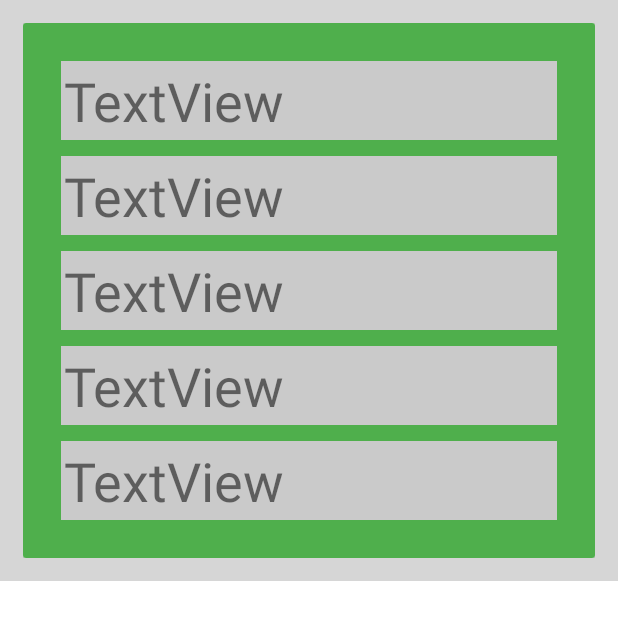
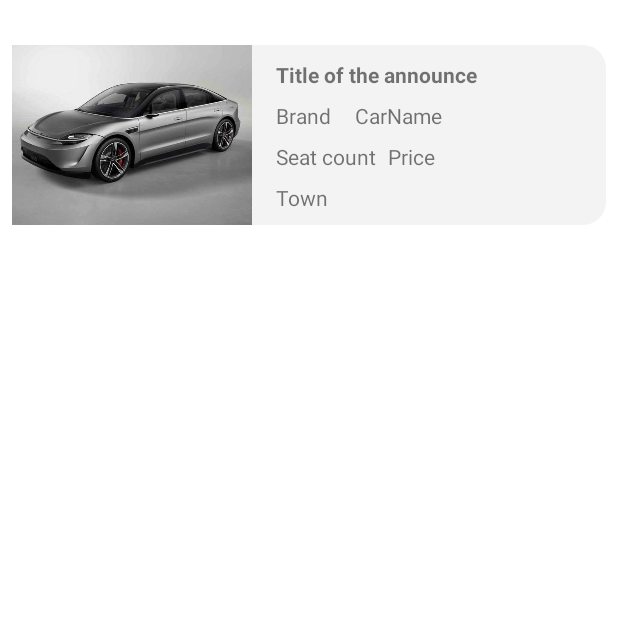
Before and after one commit to loupid/CarRentalMobile, an Android app: the layout car_card.xml on its own in the app's theme, with its tools: preview values and no code run, on a phone screen of 412 x 824 dp. Shown: the top 620 px of the screen. Run offline under Robolectric (Android 15) with nearby library versions, the phone set to English and light mode, and no system bars.

Commit message:
cardview deisgn
cardview design

```diff
--- a/app/build.gradle
+++ b/app/build.gradle
@@ -37,4 +37,8 @@ dependencies {
     testImplementation 'junit:junit:4.13.1'
     androidTestImplementation 'androidx.test.ext:junit:1.1.2'
     androidTestImplementation 'androidx.test.espresso:espresso-core:3.3.0'
+
+    //glide depend
+    implementation 'com.github.bumptech.glide:glide:4.11.0'
+    annotationProcessor 'com.github.bumptech.glide:compiler:4.11.0'
 }
--- a/app/src/main/java/com/example/carrentalmobile/MainActivity.java
+++ b/app/src/main/java/com/example/carrentalmobile/MainActivity.java
@@ -8,6 +8,7 @@ import android.widget.Toast;
 import com.example.carrentalmobile.Database.InterfaceServer;
 import com.example.carrentalmobile.Database.RetroFitInstance;
 import com.example.carrentalmobile.Model.AnnoucedCars;
+import com.example.carrentalmobile.recyclerview.AdapterList;
 
 import java.util.List;
 
@@ -32,9 +33,9 @@ public class MainActivity extends AppCompatActivity {
         recyclerView.setHasFixedSize(true);
         recyclerView.setLayoutManager(new LinearLayoutManager(this));
 
-        InterfaceServer serveur = RetroFitInstance.getInstance().create(InterfaceServer.class);
+        InterfaceServer server = RetroFitInstance.getInstance().create(InterfaceServer.class);
 
-        Call<List<AnnoucedCars>> call = serveur.getAllCarsListToRent();
+        Call<List<AnnoucedCars>> call = server.getAllCarsListToRent();
 
         call.enqueue(new Callback<List<AnnoucedCars>>() {
             @Override
--- a/app/src/main/java/com/example/carrentalmobile/Model/AnnoucedCars.java
+++ b/app/src/main/java/com/example/carrentalmobile/Model/AnnoucedCars.java
@@ -25,14 +25,21 @@ public class AnnoucedCars implements Parcelable {
     @SerializedName("description")
     public String description;
 
+    @SerializedName("title")
+    public String title;
 
-    public AnnoucedCars(String username, String brandname, String carname, String seatcount, String typename, String description) {
+    @SerializedName("imgFileName")
+    public String filepath;
+
+    public AnnoucedCars(String username, String brandname, String carname, String seatcount, String typename, String description, String title, String filepath) {
         this.username = username;
         this.brandname = brandname;
         this.carname = carname;
         this.seatcount = seatcount;
         this.typename = typename;
         this.description = description;
+        this.title = title;
+        this.filepath = filepath;
     }
 
     public String getUsername() {
@@ -47,12 +54,28 @@ public class AnnoucedCars implements Parcelable {
         return brandname;
     }
 
+    public String getFilepath() {
+        return filepath;
+    }
+
+    public void setFilepath(String filepath) {
+        this.filepath = filepath;
+    }
+
     public void setBrandname(String brandname) {
         this.brandname = brandname;
     }
 
     public String getCarname() {
         return carname;
+    }
+
+    public String getTitle() {
+        return title;
+    }
+
+    public void setTitle(String title) {
+        this.title = title;
     }
 
     public void setCarname(String carname) {
@@ -96,6 +119,7 @@ public class AnnoucedCars implements Parcelable {
                 ", seatcount='" + seatcount + '\'' +
                 ", typename='" + typename + '\'' +
                 ", description='" + description + '\'' +
+                ", title='" + title + '\'' +
                 '}';
     }
 
@@ -106,6 +130,7 @@ public class AnnoucedCars implements Parcelable {
         seatcount = in.readString();
         typename = in.readString();
         description = in.readString();
+        title = in.readString();
     }
 
     public static final Creator<AnnoucedCars> CREATOR = new Creator<AnnoucedCars>() {
@@ -133,5 +158,6 @@ public class AnnoucedCars implements Parcelable {
         dest.writeString(seatcount);
         dest.writeString(typename);
         dest.writeString(description);
+        dest.writeString(title);
     }
 }
--- a/app/src/main/java/com/example/carrentalmobile/recyclerview/AdapterList.java
+++ b/app/src/main/java/com/example/carrentalmobile/recyclerview/AdapterList.java
@@ -1,4 +1,4 @@
-package com.example.carrentalmobile;
+package com.example.carrentalmobile.recyclerview;
 
 import android.view.LayoutInflater;
 import android.view.View;
@@ -11,6 +11,7 @@ import androidx.recyclerview.widget.RecyclerView;
 
 
 import com.example.carrentalmobile.Model.AnnoucedCars;
+import com.example.carrentalmobile.R;
 
 import java.util.List;
 
@@ -38,7 +39,7 @@ public class AdapterList extends RecyclerView.Adapter<AdapterList.MyViewHolder>
         holder.pricePerDay.setText(annoucedCarsList.get(position).getTypename());
         holder.location.setText(annoucedCarsList.get(position).getUsername());
         holder.brand.setText(annoucedCarsList.get(position).getBrandname());
-//        holder.imageViewCar.setImageDrawable(annoucedCarsList.get(position).getFilename());
+//        holder.imageViewCar.setImageDrawable(annoucedCarsList.get(position).getFilepath());
     }
 
     @Override
--- a/app/src/main/res/drawable/container_bg.xml
+++ b/app/src/main/res/drawable/container_bg.xml
@@ -1,4 +1,8 @@
 <?xml version="1.0" encoding="utf-8"?>
-<selector xmlns:android="http://schemas.android.com/apk/res/android">
+<shape
+    xmlns:android="http://schemas.android.com/apk/res/android">
 
-</selector>
+    <solid android:color="@color/light_meduim_gray" />
+    <corners android:radius="15dp" />
+
+</shape>
--- a/app/src/main/res/layout/car_card.xml
+++ b/app/src/main/res/layout/car_card.xml
@@ -1,75 +1,92 @@
 <?xml version="1.0" encoding="utf-8"?>
-<LinearLayout xmlns:android="http://schemas.android.com/apk/res/android"
+<androidx.constraintlayout.widget.ConstraintLayout xmlns:android="http://schemas.android.com/apk/res/android"
     xmlns:app="http://schemas.android.com/apk/res-auto"
     xmlns:tools="http://schemas.android.com/tools"
     android:layout_width="match_parent"
-    android:layout_height="wrap_content"
-    android:background="#D6D6D6"
-    android:orientation="vertical"
-    android:padding="15dp">
+    android:layout_height="150dp">
 
-    <androidx.cardview.widget.CardView
-        android:layout_width="match_parent"
-        android:layout_height="match_parent">
+    <ImageView
+        android:id="@+id/ivCarInfos"
+        android:layout_width="0dp"
+        android:layout_height="120dp"
+        android:layout_marginStart="8dp"
+        android:layout_marginEnd="8dp"
+        android:background="@drawable/container_bg"
+        app:layout_constraintBottom_toBottomOf="parent"
+        app:layout_constraintEnd_toEndOf="parent"
+        app:layout_constraintStart_toStartOf="parent" />
 
-        <LinearLayout
-            android:layout_width="match_parent"
-            android:layout_height="wrap_content"
-            android:background="#4FAF4C"
-            android:orientation="vertical"
-            android:padding="20dp">
+    <ImageView
+        android:id="@+id/car_image"
+        android:layout_width="160dp"
+        android:layout_height="120dp"
+        android:layout_marginTop="8dp"
+        android:scaleType="centerCrop"
+        app:layout_constraintBottom_toBottomOf="parent"
+        app:layout_constraintStart_toStartOf="@+id/ivCarInfos"
+        app:layout_constraintTop_toTopOf="parent"
+        app:layout_constraintVertical_bias="1.0"
+        app:srcCompat="@drawable/surprise_heard_of_a_sony_car" />
 
-            <TextView
-                android:id="@+id/CarName"
-                android:layout_width="match_parent"
-                android:layout_height="match_parent"
-                android:layout_margin="5dp"
-                android:background="#CACACA"
-                android:padding="2dp"
-                android:text="TextView"
-                android:textSize="36sp" />
+    <TextView
+        android:id="@+id/tvTitle"
+        android:layout_width="wrap_content"
+        android:layout_height="wrap_content"
+        android:layout_marginStart="16dp"
+        android:layout_marginTop="10dp"
+        android:text="Title of the announce"
+        android:textStyle="bold"
+        app:layout_constraintStart_toEndOf="@+id/car_image"
+        app:layout_constraintTop_toTopOf="@+id/ivCarInfos" />
 
-            <TextView
-                android:id="@+id/Description"
-                android:layout_width="match_parent"
-                android:layout_height="match_parent"
-                android:layout_margin="5dp"
-                android:background="#CACACA"
-                android:padding="2dp"
-                android:text="TextView"
-                android:textSize="36sp" />
+    <TextView
+        android:id="@+id/tvBrand"
+        android:layout_width="wrap_content"
+        android:layout_height="wrap_content"
+        android:layout_marginStart="16dp"
+        android:layout_marginTop="8dp"
+        android:text="Brand"
+        app:layout_constraintStart_toEndOf="@+id/car_image"
+        app:layout_constraintTop_toBottomOf="@+id/tvTitle" />
 
-            <TextView
-                android:id="@+id/NumberPlace"
-                android:layout_width="match_parent"
-                android:layout_height="match_parent"
-                android:layout_margin="5dp"
-                android:background="#CACACA"
-                android:padding="2dp"
-                android:text="TextView"
-                android:textSize="36sp" />
+    <TextView
+        android:id="@+id/tvCarName"
+        android:layout_width="wrap_content"
+        android:layout_height="wrap_content"
+        android:layout_marginStart="16dp"
+        android:layout_marginTop="8dp"
+        android:text="CarName"
+        app:layout_constraintStart_toEndOf="@+id/tvBrand"
+        app:layout_constraintTop_toBottomOf="@+id/tvTitle" />
 
-            <TextView
-                android:id="@+id/PricePerDay"
-                android:layout_width="match_parent"
-                android:layout_height="match_parent"
-                android:layout_margin="5dp"
-                android:background="#CACACA"
-                android:padding="2dp"
-                android:text="TextView"
-                android:textSize="36sp" />
+    <TextView
+        android:id="@+id/tvSeatCount"
+        android:layout_width="wrap_content"
+        android:layout_height="wrap_content"
+        android:layout_marginStart="16dp"
+        android:layout_marginTop="8dp"
+        android:text="Seat count"
+        app:layout_constraintStart_toEndOf="@+id/car_image"
+        app:layout_constraintTop_toBottomOf="@+id/tvBrand" />
 
-            <TextView
-                android:id="@+id/Location"
-                android:layout_width="match_parent"
-                android:layout_height="match_parent"
-                android:layout_margin="5dp"
-                android:background="#CACACA"
-                android:padding="2dp"
-                android:text="TextView"
-                android:textSize="36sp" />
+    <TextView
+        android:id="@+id/tvPrice"
+        android:layout_width="wrap_content"
+        android:layout_height="wrap_content"
+        android:layout_marginStart="8dp"
+        android:layout_marginTop="8dp"
+        android:text="Price"
+        app:layout_constraintStart_toEndOf="@+id/tvSeatCount"
+        app:layout_constraintTop_toBottomOf="@+id/tvCarName" />
 
-        </LinearLayout>
-    </androidx.cardview.widget.CardView>
+    <TextView
+        android:id="@+id/tvTown"
+        android:layout_width="wrap_content"
+        android:layout_height="wrap_content"
+        android:layout_marginStart="16dp"
+        android:layout_marginTop="8dp"
+        android:text="Town"
+        app:layout_constraintStart_toEndOf="@+id/car_image"
+        app:layout_constraintTop_toBottomOf="@+id/tvSeatCount" />
 
-</LinearLayout>
+</androidx.constraintlayout.widget.ConstraintLayout>
--- a/app/src/main/res/values/colors.xml
+++ b/app/src/main/res/values/colors.xml
@@ -7,4 +7,5 @@
     <color name="teal_700">#FF018786</color>
     <color name="black">#FF000000</color>
     <color name="white">#FFFFFFFF</color>
+    <color name="light_meduim_gray">#F3F3F3</color>
 </resources>
--- a/build.gradle
+++ b/build.gradle
@@ -16,6 +16,7 @@ allprojects {
     repositories {
         google()
         jcenter()
+        mavenCentral()
     }
 }
 
```
Also changed, not shown: gradle/wrapper/gradle-wrapper.properties.
